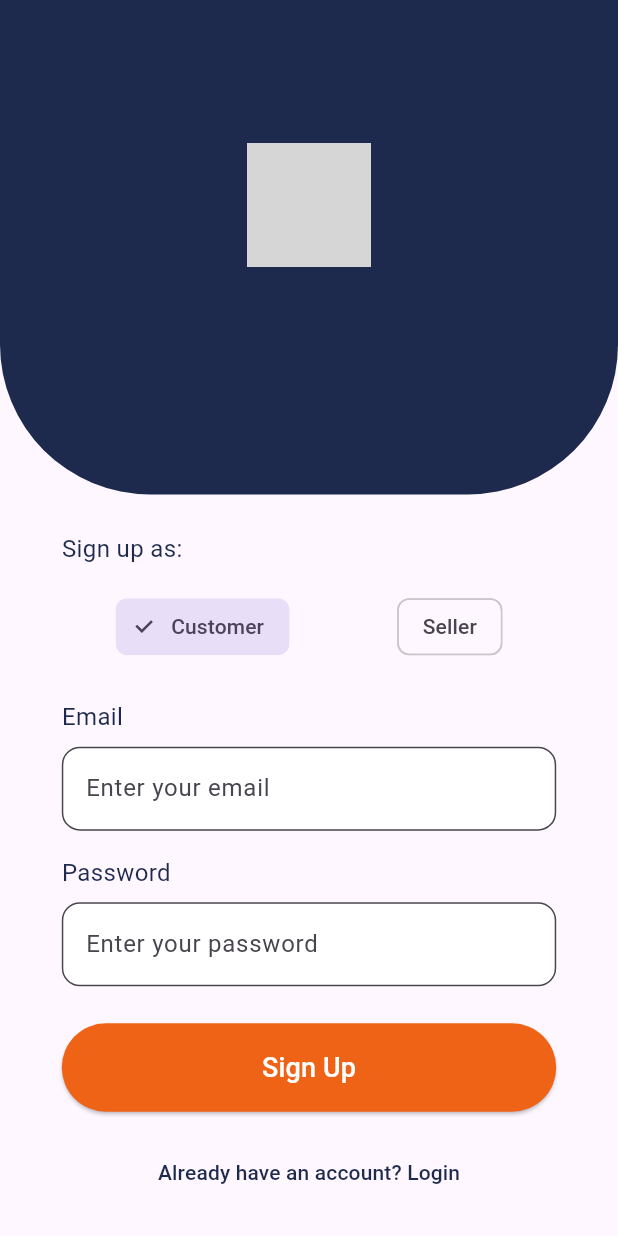
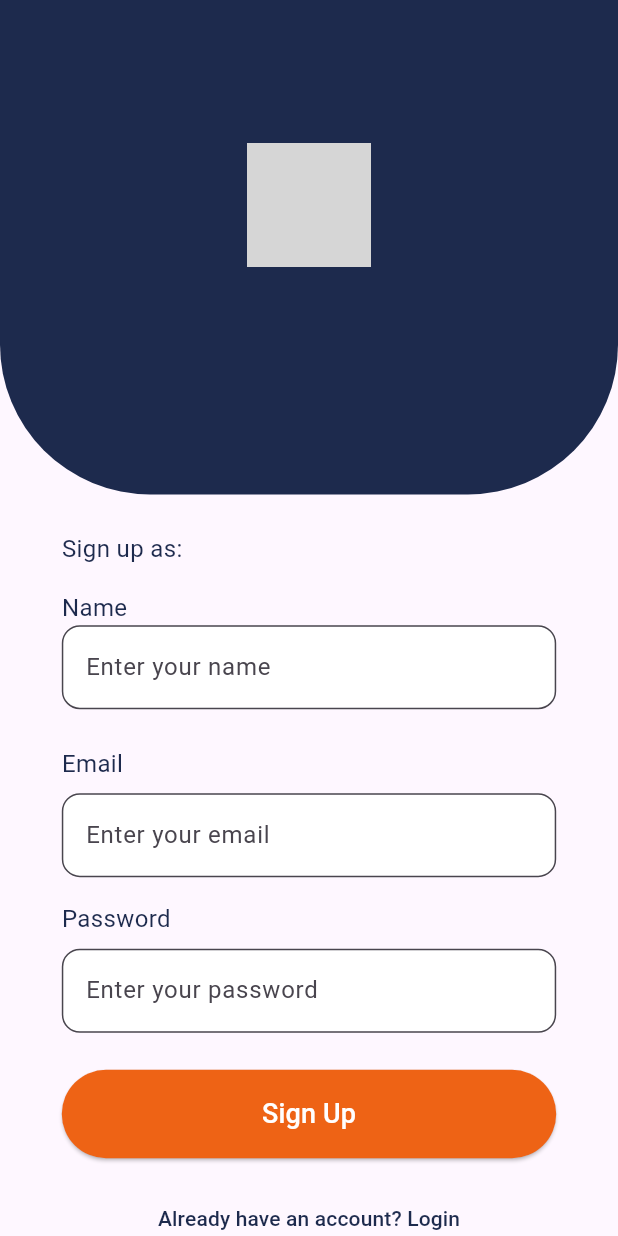
Before and after one commit to sadiqawan/medicine_mob_app, a Flutter app: the SignUpScreen screen opened directly, on a phone screen of 412 x 824 dp. Run offline on Flutter 3.47's test engine with Material 3 defaults, Android fonts, the phone set to English and light mode, and no system bars; our stand-ins replace cloud_firestore, firebase_auth, firebase_core, flutter_rating_stars, get, google_fonts and 2 more; missing offline and left inert: responsive_navigation_bar; accounts and stored records are empty; Roboto replaces fonts that are missing (Overpass); grey boxes are pictures that could not be loaded.

Commit message:
update
auth with local db done

```diff
--- a/lib/view/screen/auth/registration/sign_up_screen.dart
+++ b/lib/view/screen/auth/registration/sign_up_screen.dart
@@ -1,14 +1,17 @@
 import 'package:flutter/material.dart';
 import 'package:get/get.dart';
 import 'package:medicine_app/constant/styles_const.dart';
-import 'package:medicine_app/controller/sign_up_controller.dart';
+import 'package:medicine_app/controller/auth_controller/sign_up_controller.dart';
 import 'package:medicine_app/view/screen/auth/login/login_screen.dart';
 import 'package:medicine_app/view/screen/customer/customer_main_home_screen.dart';
 
 class SignUpScreen extends StatelessWidget {
+  SignUpController signUpController = Get.put(SignUpController());
   final TextEditingController _emailController = TextEditingController();
+  final TextEditingController _name = TextEditingController();
   final TextEditingController _passwordController = TextEditingController();
-  final SignUpController _controller = Get.put(SignUpController());
+
+  // final SignUpController _controller = Get.put(SignUpController());
 
   SignUpScreen({super.key});
 
@@ -57,7 +60,7 @@ class SignUpScreen extends StatelessWidget {
                 children: [
                   Text("Sign up as:", style: mediumPrimaryText),
                   SizedBox(height: screenHeight * 0.02),
-                  Row(
+                  /* Row(
                     mainAxisAlignment: MainAxisAlignment.spaceAround,
                     children: [
                       Obx(() => ChoiceChip(
@@ -79,6 +82,22 @@ class SignUpScreen extends StatelessWidget {
                         },
                       )),
                     ],
+                  ),*/
+                  // SizedBox(height: screenHeight * 0.03),
+                  Text("Name", style: mediumPrimaryText),
+                  // SizedBox(height: screenHeight * 0.01),
+                  TextField(
+                    controller: _name,
+                    decoration: InputDecoration(
+                      filled: true,
+                      fillColor: Colors.white,
+                      border: OutlineInputBorder(
+                        borderRadius: BorderRadius.circular(12),
+                        borderSide:
+                            BorderSide(color: Colors.grey.withOpacity(0.5)),
+                      ),
+                      hintText: "Enter your name",
+                    ),
                   ),
                   SizedBox(height: screenHeight * 0.03),
                   Text("Email", style: mediumPrimaryText),
@@ -90,7 +109,8 @@ class SignUpScreen extends StatelessWidget {
                       fillColor: Colors.white,
                       border: OutlineInputBorder(
                         borderRadius: BorderRadius.circular(12),
-                        borderSide: BorderSide(color: Colors.grey.withOpacity(0.5)),
+                        borderSide:
+                            BorderSide(color: Colors.grey.withOpacity(0.5)),
                       ),
                       hintText: "Enter your email",
                     ),
@@ -106,35 +126,52 @@ class SignUpScreen extends StatelessWidget {
                       fillColor: Colors.white,
                       border: OutlineInputBorder(
                         borderRadius: BorderRadius.circular(12),
-                        borderSide: BorderSide(color: Colors.grey.withOpacity(0.5)),
+                        borderSide:
+                            BorderSide(color: Colors.grey.withOpacity(0.5)),
                       ),
                       hintText: "Enter your password",
                     ),
                   ),
                   SizedBox(height: screenHeight * 0.03),
-                  ElevatedButton(
+                 Obx(()=>  signUpController.isLoading.value
+                     ? const Center(
+                     child: CircularProgressIndicator(
+                       color: Colors.black,
+                     ))
+                     :   ElevatedButton(
                    onPressed: () {
-                      String email = _emailController.text;
+                     if (signUpController.isValidInputs(
+                         _name, _emailController, _passwordController)) {
+                       signUpController.signup(
+                           _emailController, _passwordController, _name);
+                     }
+                     /*
+                      signUpController.signup(
+                          _emailController, _passwordController, _name);*/
+                     /*  String email = _emailController.text;
                       String password = _passwordController.text;
-                      String userType = _controller.userType.value;
-                      Get.to(()=>const CustomerMainHomeScreen());
+                      String userType = _controller.userType.value;*/
+                     // Get.to(() => const CustomerMainHomeScreen());
                    },
                    style: ElevatedButton.styleFrom(
                      backgroundColor: const Color(0xffEE6315),
-                      padding: EdgeInsets.symmetric(vertical: screenHeight * 0.02),
+                     padding:
+                     EdgeInsets.symmetric(vertical: screenHeight * 0.02),
                      shape: RoundedRectangleBorder(
                        borderRadius: BorderRadius.circular(100),
                      ),
                    ),
                    child: const Center(
-                      child: Text("Sign Up", style: TextStyle(fontSize: 18, color: Colors.white)),
+                     child: Text("Sign Up",
+                         style: TextStyle(fontSize: 18, color: Colors.white)),
                    ),
-                  ),
+                 ),),
+
                   SizedBox(height: screenHeight * 0.02),
                   Center(
                     child: TextButton(
                       onPressed: () {
-                        Get.to(() => const LoginScreen());
+                        Navigator.pop(context);
                       },
                       child: const Text(
                         "Already have an account? Login",
@@ -142,7 +179,8 @@ class SignUpScreen extends StatelessWidget {
                       ),
                     ),
                   ),
-                  SizedBox(height: screenHeight * 0.02), // Additional space at the bottom
+                  SizedBox(height: screenHeight * 0.02),
+                  // Additional space at the bottom
                 ],
               ),
             ),
--- a/pubspec.yaml
+++ b/pubspec.yaml
@@ -43,6 +43,7 @@ dependencies:
   firebase_core: ^3.7.0
   firebase_auth: ^5.3.2
   cloud_firestore: ^5.4.5
+  shared_preferences: ^2.3.3
 
 dev_dependencies:
   flutter_test:
```
Also changed, not shown: lib/controller/auth_controller/login_contorller.dart (added, +112 -0 lines), lib/controller/auth_controller/sign_up_controller.dart (added, +82 -0 lines), lib/controller/sign_up_controller.dart (deleted, +0 -9 lines), lib/view/screen/auth/login/login_screen.dart (+24 -20 lines), lib/view/splash_screen.dart (+17 -7 lines), pubspec.lock, 1 other file. Lines whose indentation alone changed are shown as unchanged.
